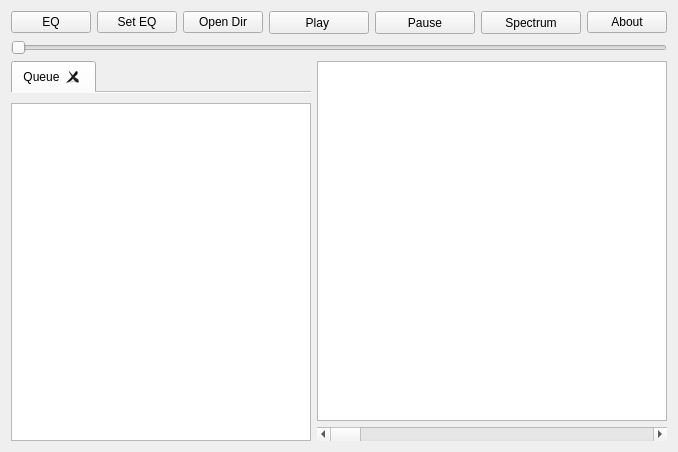
First picture: the form in frontend/vrokmain.ui, repository manushanga/vrok, before the edit.
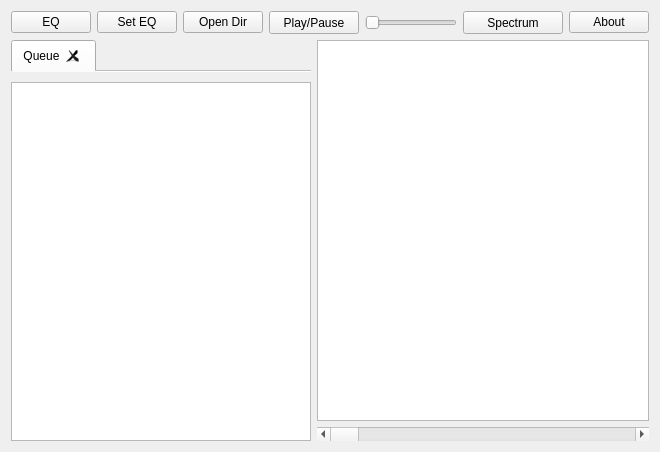
Second picture: the form after the edit.

Diff of the .ui file:
```diff
--- a/frontend/vrokmain.ui
+++ b/frontend/vrokmain.ui
@@ -6,7 +6,7 @@
    <rect>
     <x>0</x>
     <y>0</y>
-    <width>676</width>
+    <width>660</width>
     <height>452</height>
    </rect>
   </property>
@@ -16,7 +16,7 @@
   <widget class="QWidget" name="centralWidget">
    <layout class="QVBoxLayout" name="verticalLayout">
     <item>
-     <layout class="QHBoxLayout" name="horizontalLayout" stretch="1,1,1,1,1,1,1">
+     <layout class="QHBoxLayout" name="horizontalLayout" stretch="1,1,1,0,0,0,0">
       <property name="sizeConstraint">
        <enum>QLayout::SetMinimumSize</enum>
       </property>
@@ -75,7 +75,7 @@
         </property>
         <property name="minimumSize">
          <size>
-          <width>100</width>
+          <width>90</width>
           <height>23</height>
          </size>
         </property>
@@ -86,7 +86,7 @@
          </size>
         </property>
         <property name="text">
-         <string>Play </string>
+         <string>Play/Pause</string>
         </property>
         <property name="flat">
          <bool>false</bool>
@@ -94,27 +94,21 @@
        </widget>
       </item>
       <item>
-       <widget class="QPushButton" name="btnPause">
+       <widget class="QSlider" name="sbPosition">
         <property name="sizePolicy">
-         <sizepolicy hsizetype="Minimum" vsizetype="Fixed">
+         <sizepolicy hsizetype="Expanding" vsizetype="Fixed">
           <horstretch>0</horstretch>
           <verstretch>0</verstretch>
          </sizepolicy>
         </property>
-        <property name="minimumSize">
-         <size>
-          <width>100</width>
-          <height>23</height>
-         </size>
+        <property name="maximum">
+         <number>1000</number>
         </property>
-        <property name="maximumSize">
-         <size>
-          <width>16777215</width>
-          <height>16777215</height>
-         </size>
+        <property name="orientation">
+         <enum>Qt::Horizontal</enum>
         </property>
-        <property name="text">
-         <string>Pause</string>
+        <property name="tickPosition">
+         <enum>QSlider::NoTicks</enum>
         </property>
        </widget>
       </item>
@@ -164,19 +158,6 @@
       </item>
      </layout>
     </item>
-    <item>
-     <widget class="QSlider" name="sbPosition">
-      <property name="maximum">
-       <number>1000</number>
-      </property>
-      <property name="orientation">
-       <enum>Qt::Horizontal</enum>
-      </property>
-      <property name="tickPosition">
-       <enum>QSlider::NoTicks</enum>
-      </property>
-     </widget>
-    </item>
     <item>
      <layout class="QHBoxLayout" name="horizontalLayout_2">
       <item>
```
